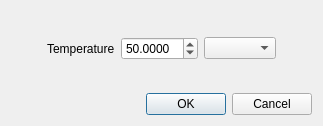
Qt form dialogs/smearingdialog.ui (piti-diablotin/qAgate) before a commit.
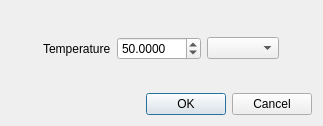
The same form after that commit. Custom widgets are drawn as their Qt base class.

Diff of the .ui file:
```diff
--- a/dialogs/smearingdialog.ui
+++ b/dialogs/smearingdialog.ui
@@ -83,8 +83,11 @@
         <property name="decimals">
          <number>4</number>
         </property>
+        <property name="minimum">
+         <double>0.000100000000000</double>
+        </property>
         <property name="maximum">
-         <double>100.000000000000000</double>
+         <double>1000.000000000000000</double>
         </property>
         <property name="singleStep">
          <double>1.000000000000000</double>
```
